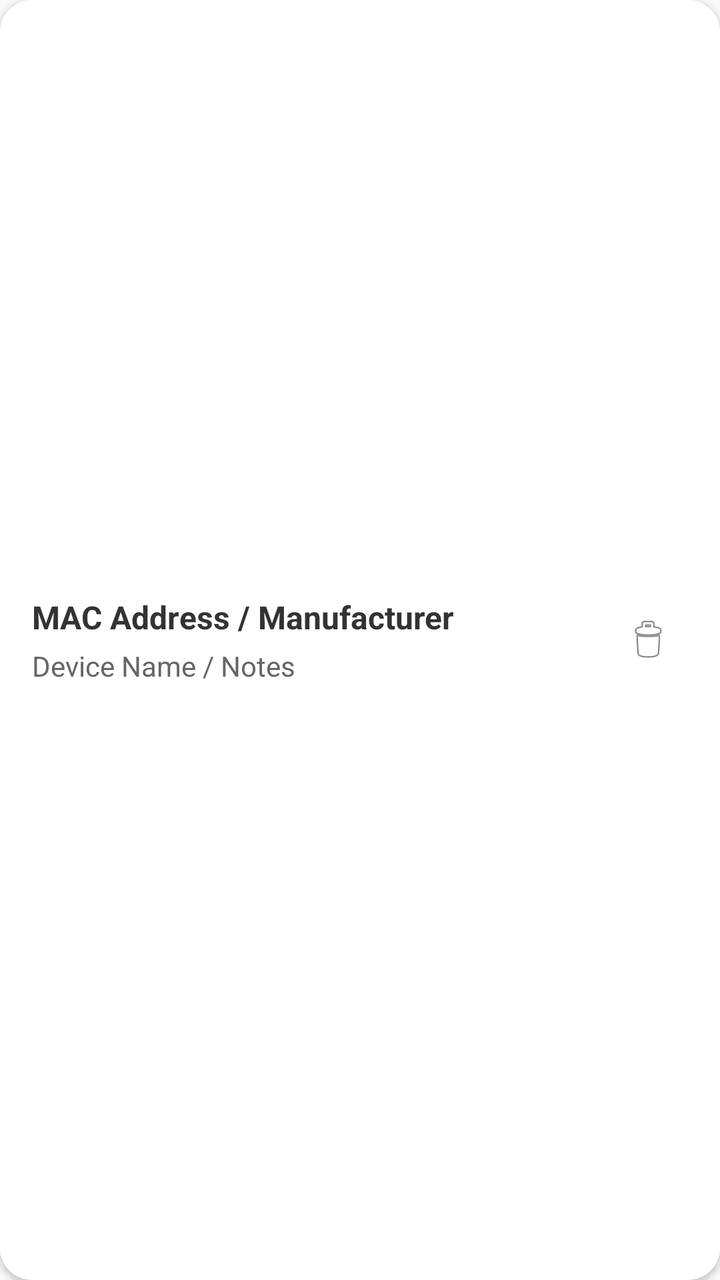
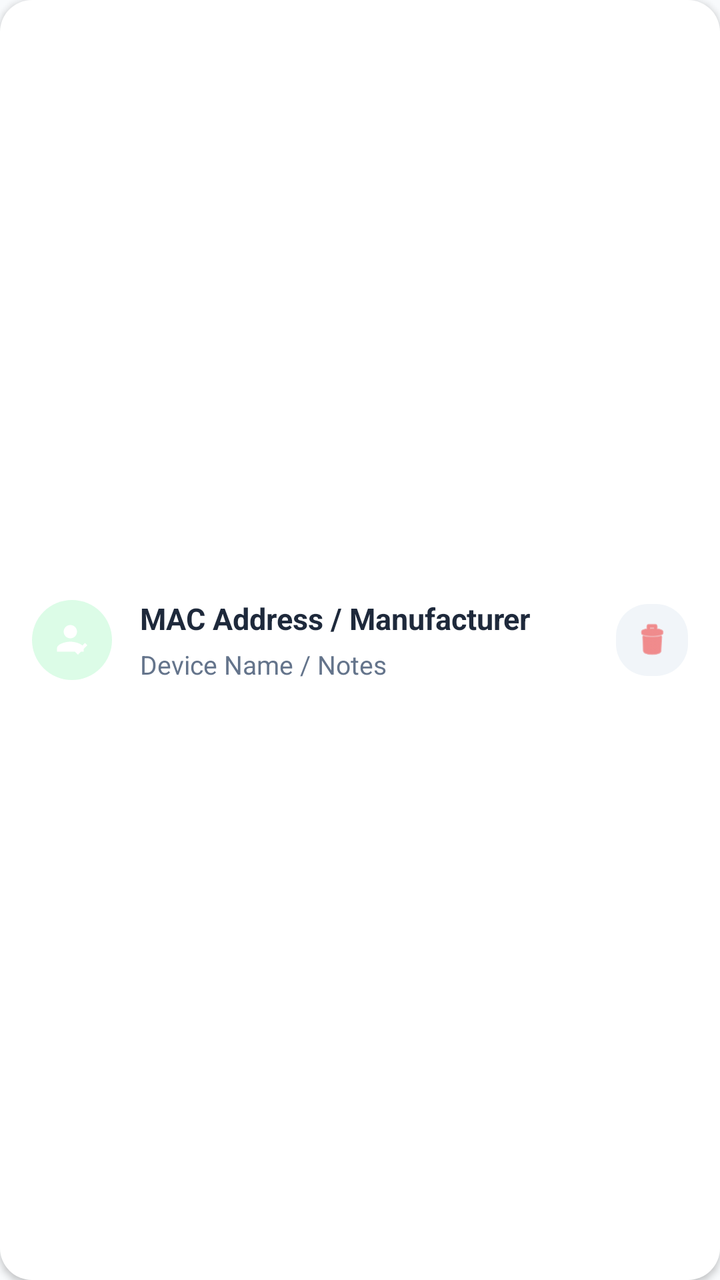

Before-and-after screenshots of an Android layout around one commit, followed by the original layout XML and the change that was made.
<!-- AndroidManifest.xml: application theme Theme.Signal_dectect -->
<!-- res/layout/item_list_manager.xml -->
<?xml version="1.0" encoding="utf-8"?>
<LinearLayout xmlns:android="http://schemas.android.com/apk/res/android"
    android:layout_width="match_parent"
    android:layout_height="wrap_content"
    android:orientation="horizontal"
    android:background="@drawable/bg_card_rounded"
    android:elevation="2dp"
    android:layout_marginHorizontal="8dp"
    android:layout_marginVertical="6dp"
    android:padding="16dp"
    android:gravity="center_vertical">

    <LinearLayout
        android:layout_width="0dp"
        android:layout_height="wrap_content"
        android:layout_weight="1"
        android:orientation="vertical">

        <TextView
            android:id="@+id/tv_item_title"
            android:layout_width="match_parent"
            android:layout_height="wrap_content"
            android:text="MAC Address / Manufacturer"
            android:textColor="#333333"
            android:textSize="16sp"
            android:textStyle="bold" />

        <TextView
            android:id="@+id/tv_item_subtitle"
            android:layout_width="match_parent"
            android:layout_height="wrap_content"
            android:layout_marginTop="4dp"
            android:text="Device Name / Notes"
            android:textColor="#666666"
            android:textSize="14sp" />
    </LinearLayout>

    <ImageView
        android:id="@+id/iv_delete"
        android:layout_width="40dp"
        android:layout_height="40dp"
        android:padding="8dp"
        android:src="@android:drawable/ic_menu_delete"
        android:contentDescription="Delete" />

</LinearLayout>
<!-- resources referenced by this layout -->
<resources>
  <!-- drawable bg_card_rounded (drawable) -->
  <?xml version="1.0" encoding="utf-8"?>
  <shape xmlns:android="http://schemas.android.com/apk/res/android">
      <solid android:color="#FFFFFF" />
      <corners android:radius="16dp" />
  </shape>
  <style name="Theme.Signal_dectect" parent="Theme.MaterialComponents.DayNight.NoActionBar">
          
          <item name="colorPrimary">@color/primary</item>
          <item name="colorPrimaryVariant">@color/primary_variant</item>
          <item name="colorOnPrimary">@color/on_primary</item>
          
          
          <item name="colorSecondary">@color/secondary</item>
          <item name="colorSecondaryVariant">@color/secondary_variant</item>
          <item name="colorOnSecondary">@color/on_secondary</item>
          
          
          <item name="android:windowBackground">@color/background</item>
          <item name="colorSurface">@color/surface</item>
          
          
          <item name="android:statusBarColor">@color/background</item>
          <item name="android:windowLightStatusBar">true</item>
          
          
      </style>
  <color name="primary">#2563EB</color>
  <color name="primary_variant">#1D4ED8</color>
  <color name="on_primary">#FFFFFF</color>
  <color name="secondary">#0EA5E9</color>
  <color name="secondary_variant">#0284C7</color>
  <color name="on_secondary">#FFFFFF</color>
  <color name="background">#F8FAFC</color>
  <color name="surface">#FFFFFF</color>
</resources>

<!-- the commit's change to res/layout/item_list_manager.xml (unified diff, before → after) -->
@@ -1,19 +1,39 @@
 <?xml version="1.0" encoding="utf-8"?>
 <LinearLayout xmlns:android="http://schemas.android.com/apk/res/android"
+    xmlns:app="http://schemas.android.com/apk/res-auto"
     android:layout_width="match_parent"
     android:layout_height="wrap_content"
     android:orientation="horizontal"
     android:background="@drawable/bg_card_rounded"
+    android:backgroundTint="@color/surface"
     android:elevation="2dp"
-    android:layout_marginHorizontal="8dp"
+    android:layout_marginHorizontal="12dp"
     android:layout_marginVertical="6dp"
     android:padding="16dp"
     android:gravity="center_vertical">
+
+    
+    <FrameLayout
+        android:id="@+id/fl_icon_bg"
+        android:layout_width="40dp"
+        android:layout_height="40dp"
+        android:background="@drawable/bg_icon_circle_green"
+        android:layout_gravity="center_vertical">
+
+        <ImageView
+            android:id="@+id/iv_list_icon"
+            android:layout_width="20dp"
+            android:layout_height="20dp"
+            android:layout_gravity="center"
+            android:src="@drawable/ic_whitelist"
+            app:tint="@color/white" />
+    </FrameLayout>
 
     <LinearLayout
         android:layout_width="0dp"
         android:layout_height="wrap_content"
         android:layout_weight="1"
+        android:layout_marginStart="14dp"
         android:orientation="vertical">
 
         <TextView
@@ -21,8 +41,8 @@
             android:layout_width="match_parent"
             android:layout_height="wrap_content"
             android:text="MAC Address / Manufacturer"
-            android:textColor="#333333"
-            android:textSize="16sp"
+            android:textColor="@color/text_primary"
+            android:textSize="15sp"
             android:textStyle="bold" />
 
         <TextView
@@ -31,16 +51,18 @@
             android:layout_height="wrap_content"
             android:layout_marginTop="4dp"
             android:text="Device Name / Notes"
-            android:textColor="#666666"
-            android:textSize="14sp" />
+            android:textColor="@color/text_secondary"
+            android:textSize="13sp" />
     </LinearLayout>
 
     <ImageView
         android:id="@+id/iv_delete"
-        android:layout_width="40dp"
-        android:layout_height="40dp"
+        android:layout_width="36dp"
+        android:layout_height="36dp"
+        android:background="@drawable/bg_pill_gray"
         android:padding="8dp"
         android:src="@android:drawable/ic_menu_delete"
+        app:tint="@color/error"
         android:contentDescription="Delete" />
 
 </LinearLayout>
<!-- resource entries referenced after the edit -->
@@ -1,11 +1,34 @@
 <!-- resources referenced by this layout -->
 <resources>
+  <color name="error">#EF4444</color>
   <!-- drawable bg_card_rounded (drawable) -->
   <?xml version="1.0" encoding="utf-8"?>
   <shape xmlns:android="http://schemas.android.com/apk/res/android">
       <solid android:color="#FFFFFF" />
       <corners android:radius="16dp" />
   </shape>
+  <!-- drawable bg_icon_circle_green (drawable) -->
+  <?xml version="1.0" encoding="utf-8"?>
+  <shape xmlns:android="http://schemas.android.com/apk/res/android"
+      android:shape="oval">
+      <solid android:color="#DCFCE7" />
+  </shape>
+  <!-- drawable bg_pill_gray (drawable) -->
+  <?xml version="1.0" encoding="utf-8"?>
+  <shape xmlns:android="http://schemas.android.com/apk/res/android">
+      <solid android:color="#F1F5F9" />
+      <corners android:radius="16dp" />
+  </shape>
+  <!-- drawable ic_whitelist (drawable) -->
+  <vector xmlns:android="http://schemas.android.com/apk/res/android"
+      android:width="24dp"
+      android:height="24dp"
+      android:viewportWidth="24"
+      android:viewportHeight="24">
+    <path
+        android:fillColor="#64748B"
+        android:pathData="M11,11c2.2,0 4,-1.8 4,-4s-1.8,-4 -4,-4 -4,1.8 -4,4 1.8,4 4,4zM11,13c-2.67,0 -8,1.34 -8,4v2h16v-2c0,-2.66 -5.33,-4 -8,-4zM19.78,13.78l-4.24,4.24 -1.41,-1.41 -1.41,1.41 2.83,2.83 5.66,-5.66z"/>
+  </vector>
   <style name="Theme.Signal_dectect" parent="Theme.MaterialComponents.DayNight.NoActionBar">
           
           <item name="colorPrimary">@color/primary</item>
@@ -35,5 +58,8 @@
   <color name="on_secondary">#FFFFFF</color>
   <color name="background">#F8FAFC</color>
   <color name="surface">#FFFFFF</color>
+  <color name="text_primary">#1E293B</color>
+  <color name="text_secondary">#64748B</color>
+  <color name="white">#FFFFFFFF</color>
 </resources>
 
